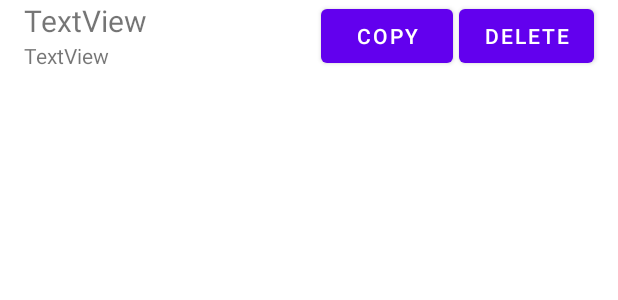
After one commit to NikomitK/DoorOpener, an Android app: the layout otp_item.xml on its own in the app's theme, with its tools: preview values and no code run, on a phone screen of 412 x 824 dp. The commit adds this screen. Shown: the top 300 px of the screen. Run offline under Robolectric (Android 15) with nearby library versions, the phone set to English and light mode, and no system bars; network calls fail.

Commit message:
implemented OTPs

```diff
--- /dev/null
+++ b/app/src/main/java/tk/nikomitk/dooropenerhalfnew/Otp.kt
@@ -0,0 +1,3 @@
+package tk.nikomitk.dooropenerhalfnew
+
+data class Otp(val pin: String, val expirationDate: String)
--- a/app/src/main/java/tk/nikomitk/dooropenerhalfnew/Storage.kt
+++ b/app/src/main/java/tk/nikomitk/dooropenerhalfnew/Storage.kt
@@ -4,5 +4,6 @@ data class Storage(
     var ipAddress: String? = null,
     var pin: Int? = null,
     var token: String? = null,
-    var rememberPin: Boolean = false
+    var rememberPin: Boolean = false,
+    var otps: ArrayList<Otp> = ArrayList()
 )
--- /dev/null
+++ b/app/src/main/res/layout/otp_item.xml
@@ -0,0 +1,44 @@
+<?xml version="1.0" encoding="utf-8"?>
+<androidx.constraintlayout.widget.ConstraintLayout xmlns:android="http://schemas.android.com/apk/res/android"
+    xmlns:app="http://schemas.android.com/apk/res-auto"
+    xmlns:tools="http://schemas.android.com/tools"
+    android:layout_width="match_parent"
+    android:layout_height="wrap_content">
+
+    <TextView
+        android:id="@+id/otpText"
+        android:layout_width="wrap_content"
+        android:layout_height="26dp"
+        android:layout_marginStart="16dp"
+        android:text="TextView"
+        android:textSize="20sp"
+        app:layout_constraintStart_toStartOf="parent"
+        app:layout_constraintTop_toTopOf="parent" />
+
+    <TextView
+        android:id="@+id/exprationText"
+        android:layout_width="wrap_content"
+        android:layout_height="wrap_content"
+        android:text="TextView"
+        app:layout_constraintBottom_toBottomOf="parent"
+        app:layout_constraintStart_toStartOf="@+id/otpText"
+        app:layout_constraintTop_toBottomOf="@+id/otpText" />
+
+    <Button
+        android:id="@+id/deleteButton"
+        android:layout_width="90dp"
+        android:layout_height="48dp"
+        android:layout_marginEnd="16dp"
+        android:text="Delete"
+        app:layout_constraintEnd_toEndOf="parent"
+        app:layout_constraintTop_toTopOf="parent" />
+
+    <Button
+        android:id="@+id/copyButton"
+        android:layout_width="88dp"
+        android:layout_height="wrap_content"
+        android:layout_marginEnd="4dp"
+        android:text="copy"
+        app:layout_constraintEnd_toStartOf="@+id/deleteButton"
+        app:layout_constraintTop_toTopOf="parent" />
+</androidx.constraintlayout.widget.ConstraintLayout>
```
Also changed, not shown: app/src/main/java/tk/nikomitk/dooropenerhalfnew/CustomAdapter.kt (added, +46 -0 lines), app/src/main/java/tk/nikomitk/dooropenerhalfnew/OTPActivity.kt (added, +118 -0 lines), app/src/main/res/layout/activity_otpactivity.xml (added, +41 -0 lines), app/src/main/res/values/strings.xml (+8 -0 lines).
